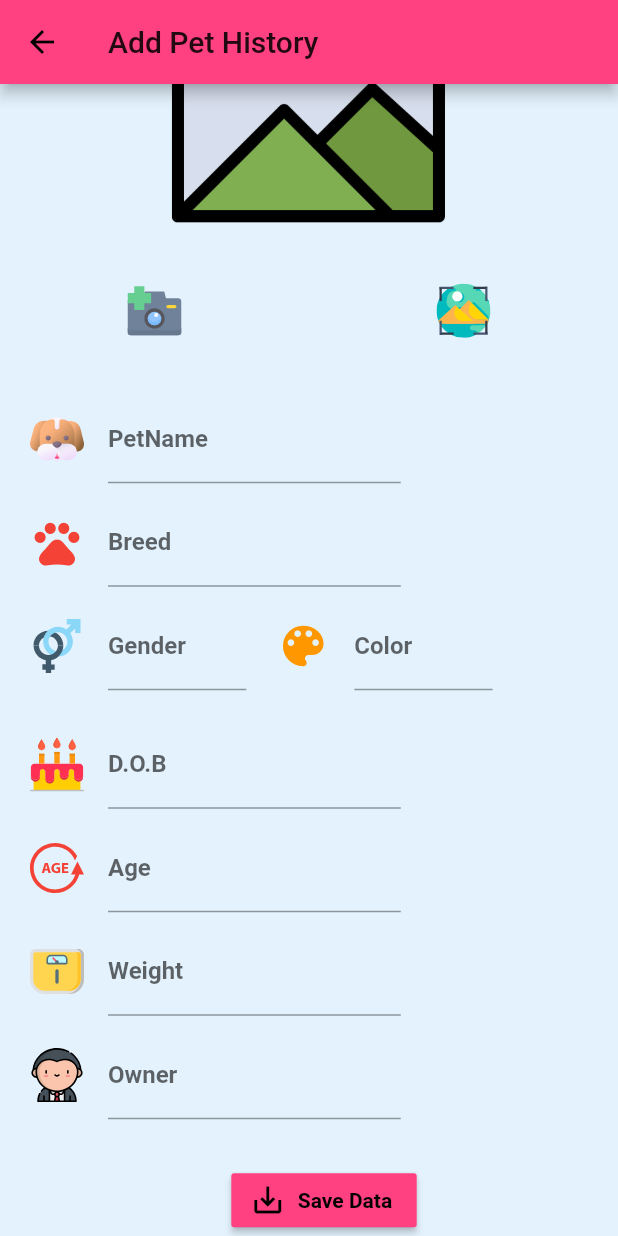
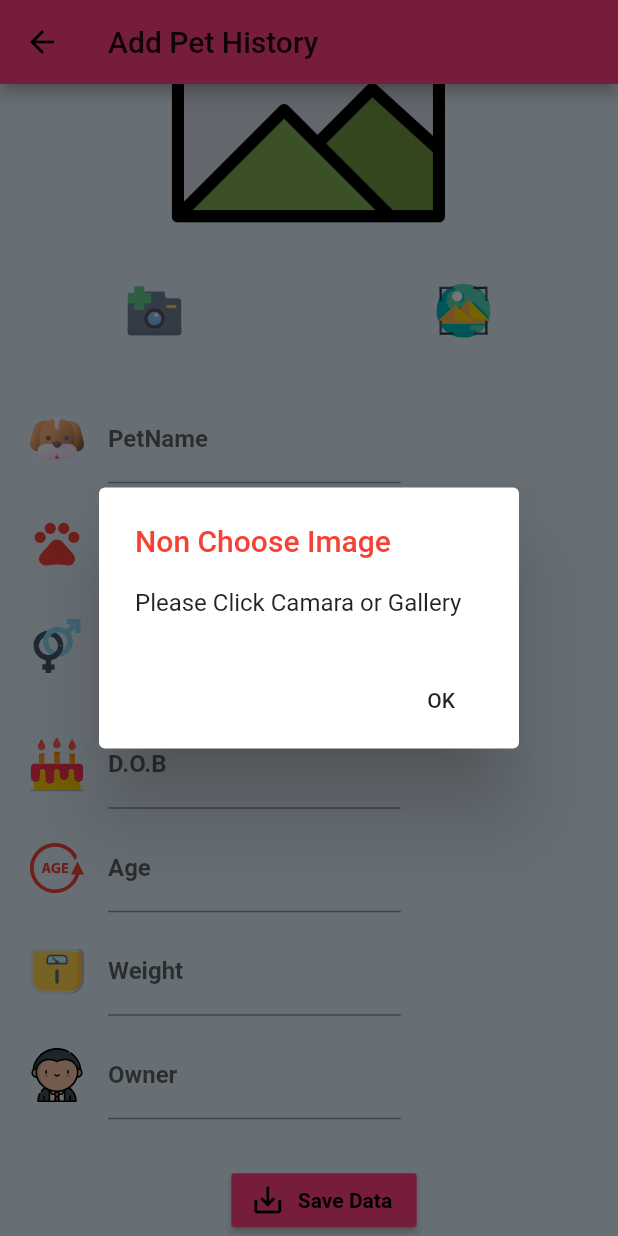
Before and after one commit to nakaren1234/Pet, a Flutter app: the AddPetPage screen opened directly, scrolled down 122 dp, after a tap on "Save Data", on a phone screen of 412 x 824 dp. Run offline on Flutter 3.47's test engine with Material 2 defaults, Android fonts, the phone set to English and light mode, and no system bars; our stand-ins replace cloud_firestore, firebase_auth, firebase_core, firebase_storage, flutter_svg, image_picker and 6 more; accounts and stored records are empty.

Commit message:
เพิ่มเช็คภาพ

```diff
--- a/lib/widgets/addListPet.dart
+++ b/lib/widgets/addListPet.dart
@@ -29,6 +29,10 @@ class _AddListPetState extends State<AddListPet> {
             color: Colors.pinkAccent,
             onPressed: () {
               print('You Click');
+
+              if (file == null) {
+                showAlert('Non Choose Image', 'Please Click Camara or Gallery');
+              }
             },
             icon: Icon(
               Icons.save_alt,
```
